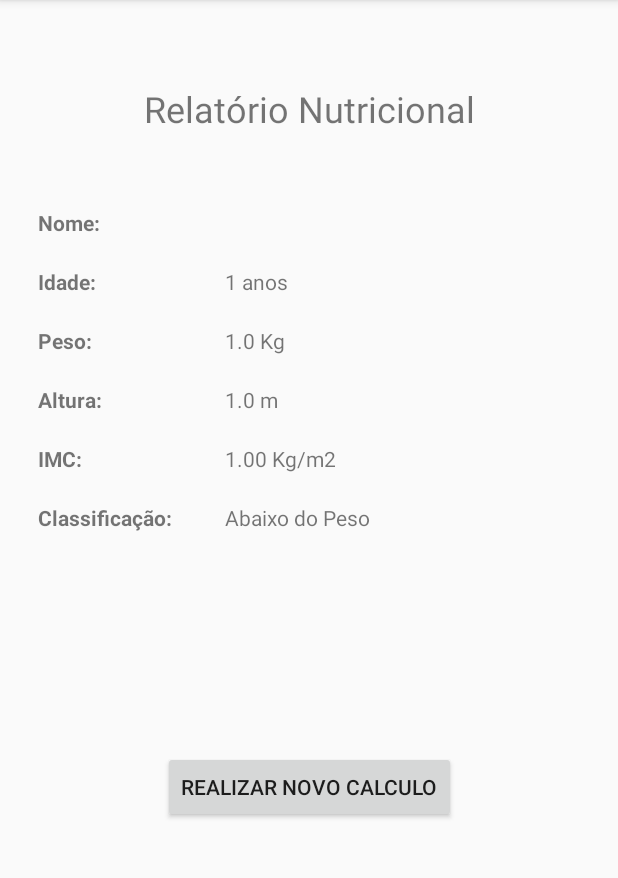
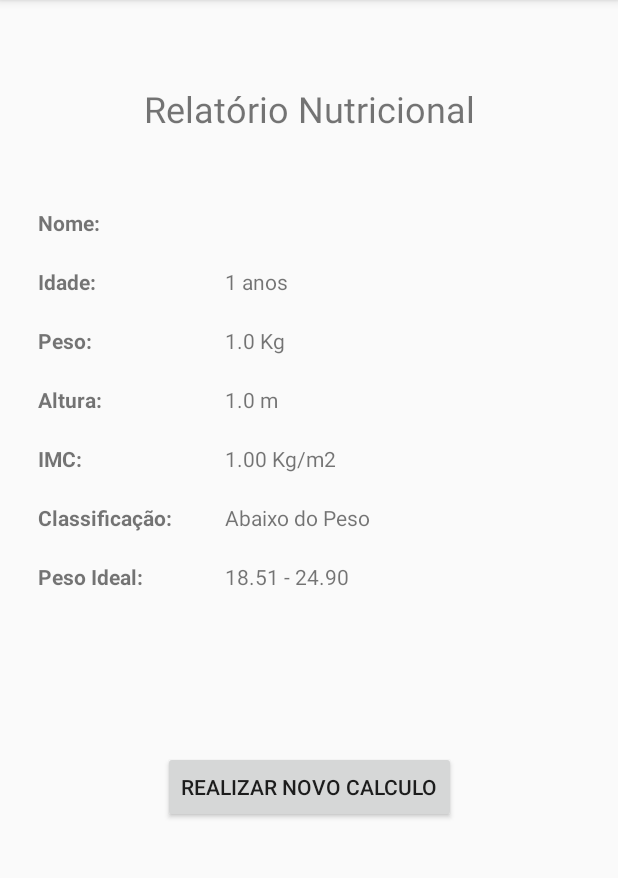
Before and after one commit to PkNeves/MyIMC, an Android app: the Relatorio screen opened directly, with no data from a screen before it, on a phone screen of 412 x 824 dp, the part 84-962 px from its top. Run offline under Robolectric (Android 15) with nearby library versions, the phone set to English and light mode, and no system bars.

Commit message:
funcao extra. peso ideal

```diff
--- a/app/src/main/java/adroid/petterson/myimc/Relatorio.java
+++ b/app/src/main/java/adroid/petterson/myimc/Relatorio.java
@@ -8,6 +8,8 @@ import android.os.Bundle;
 import android.util.Log;
 import android.view.View;
 import android.widget.TextView;
+
+import org.w3c.dom.Text;
 
 public class Relatorio extends AppCompatActivity {
 
@@ -25,6 +27,7 @@ public class Relatorio extends AppCompatActivity {
         TextView peso = (TextView) findViewById(R.id.peso);
         TextView altura = (TextView) findViewById(R.id.altura);
         TextView imc = (TextView) findViewById(R.id.imc);
+        TextView ideal = (TextView) findViewById(R.id.pesoIdeal);
         TextView classificacao = (TextView) findViewById(R.id.classificacao);
         double dpeso = it.getDoubleExtra("peso", 1.0);
         double daltura = it.getDoubleExtra("altura", 1.0);
@@ -38,7 +41,15 @@ public class Relatorio extends AppCompatActivity {
         altura.setText(daltura + " m");
         imc.setText(String.format("%.2f", calcImc) + " Kg/m2");
         classificacao.setText(classificacaoIMC(calcImc));
+        ideal.setText(pesoIdeal(daltura));
 
+    }
+
+    @SuppressLint("DefaultLocale")
+    public String pesoIdeal(double altura) {
+        double minimo = 18.51 * (altura * altura);
+        double maximo = 24.9 * (altura * altura);
+        return String.format("%.2f - %.2f", minimo, maximo);
     }
 
     public String classificacaoIMC(double imc) {
--- a/app/src/main/res/layout/activity_relatorio.xml
+++ b/app/src/main/res/layout/activity_relatorio.xml
@@ -153,4 +153,24 @@
         app:layout_constraintEnd_toEndOf="parent"
         app:layout_constraintStart_toStartOf="parent"
         app:layout_constraintTop_toBottomOf="@+id/relatorio" />
+
+    <TextView
+        android:id="@+id/labelPesoIdeal"
+        android:layout_width="wrap_content"
+        android:layout_height="wrap_content"
+        android:layout_marginStart="25dp"
+        android:layout_marginTop="20dp"
+        android:text="Peso Ideal:"
+        android:textStyle="bold"
+        app:layout_constraintStart_toStartOf="parent"
+        app:layout_constraintTop_toBottomOf="@+id/labelClassificacao" />
+
+    <TextView
+        android:id="@+id/pesoIdeal"
+        android:layout_width="wrap_content"
+        android:layout_height="wrap_content"
+        android:layout_marginStart="150dp"
+        android:layout_marginTop="20dp"
+        app:layout_constraintStart_toStartOf="parent"
+        app:layout_constraintTop_toBottomOf="@+id/classificacao" />
 </androidx.constraintlayout.widget.ConstraintLayout>
```
